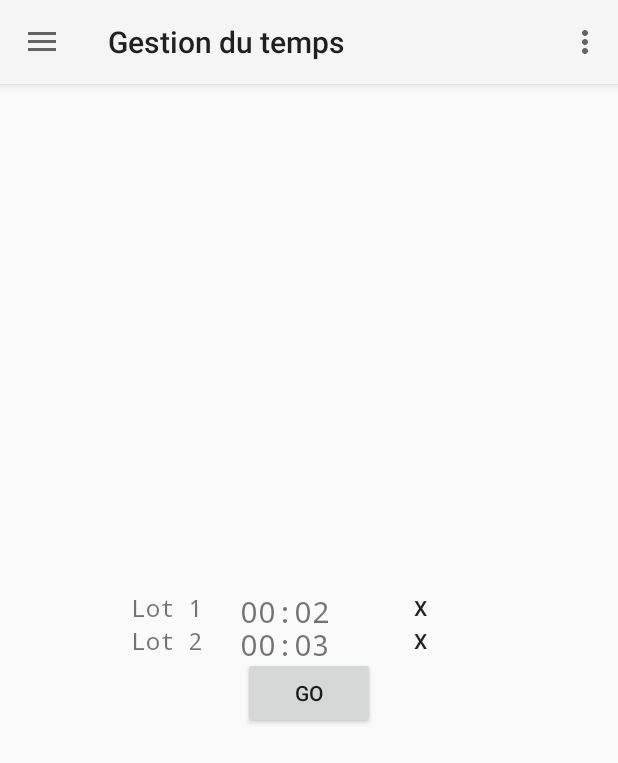
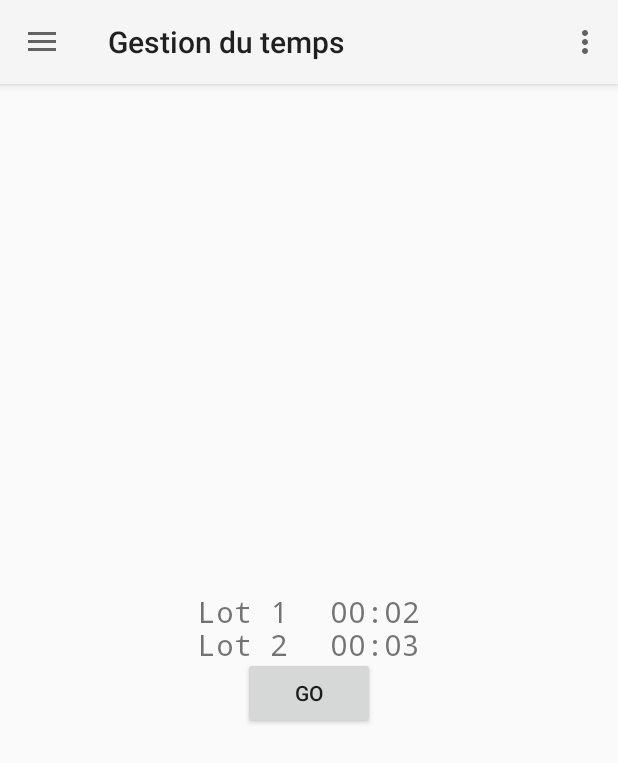
Before and after one commit to AdrienMDevMobile/FresquePenseBete, an Android app: the screen it shows after launch (Main_activity), in the side drawer, after a tap on "Gestion du temps", on a phone screen of 412 x 824 dp. Shown: the top 763 px of the screen. Run offline under Robolectric (Android 15) with nearby library versions, the phone set to English and light mode, and no system bars; our stand-ins replace Dagger/Hilt's generated code, navigation-ui.

Commit message:
1.5.4.1 Quelques modifications d'affichage.

```diff
--- a/app/build.gradle
+++ b/app/build.gradle
@@ -62,8 +62,11 @@ dependencies {
     def mockito_version = '3.5.5' // For local unit tests on your development machine
     testImplementation "org.mockito:mockito-core:$mockito_version" // For instrumentation tests on Android devices and emulators
     androidTestImplementation "org.mockito:mockito-android:$mockito_version"
+
+    //Pour Android Test rules (ActivityTestRule)
     androidTestImplementation 'com.android.support.test:runner:1.0.2'
     androidTestImplementation 'com.android.support.test:rules:1.0.2'
+
     androidTestImplementation 'com.android.support:support-annotations:28.0.0'
     androidTestImplementation "androidx.navigation:navigation-testing:$navigation_version"
     //https://github.com/android/android-test/issues/731
--- a/app/src/main/res/layout/timer_view_item.xml
+++ b/app/src/main/res/layout/timer_view_item.xml
@@ -4,7 +4,8 @@ android:layout_width="match_parent"
 android:layout_height="@dimen/timer_item_height"
 android:layout_marginLeft="@dimen/timer_margin_medium"
 android:layout_marginRight="@dimen/timer_margin_medium"
-android:gravity="center_vertical">
+android:gravity="center_vertical"
+xmlns:tools="http://schemas.android.com/tools">
 
     <TextView
         android:id="@+id/tv_timer_name"
@@ -12,20 +13,22 @@ android:gravity="center_vertical">
         android:layout_height="match_parent"
         android:layout_marginLeft="@dimen/timer_margin_medium"
         android:layout_marginRight="@dimen/timer_margin_medium"
-        android:text="@string/ph_timer_name"
         android:textSize="@dimen/timer_size_name"
-        android:fontFamily="monospace"/>
+        android:fontFamily="monospace"
+        tools:text="TimerName"/>
+
 
     <TextView
         android:id="@+id/tv_timer_value"
         android:layout_width="wrap_content"
         android:layout_height="match_parent"
-        android:text="@string/ph_timer_name"
         android:layout_marginLeft="@dimen/timer_margin_medium"
         android:layout_marginRight="@dimen/timer_margin_medium"
         android:fontFamily="monospace"
-        android:textSize="@dimen/timer_size_value"/>
+        android:textSize="@dimen/timer_size_value"
+        tools:text="00:00"/>
 
+    <!--
     <Button
         android:layout_width="wrap_content"
         android:layout_height="match_parent"
@@ -33,6 +36,6 @@ android:gravity="center_vertical">
         android:layout_marginLeft="@dimen/timer_margin_medium"
         android:layout_marginRight="@dimen/timer_margin_medium"
         android:background="@null"
-        />
+        /> -->
 
 </LinearLayout>
--- a/app/src/main/res/navigation/mobile_navigation.xml
+++ b/app/src/main/res/navigation/mobile_navigation.xml
@@ -3,8 +3,7 @@
     xmlns:app="http://schemas.android.com/apk/res-auto"
     xmlns:tools="http://schemas.android.com/tools"
     android:id="@+id/mobile_navigation"
-    app:startDestination="@+id/nav_relation"
-    tools:ignore="UnusedNavigation">
+    app:startDestination="@+id/nav_relation">
 
     <fragment
         android:id="@+id/nav_relation"
--- a/app/src/main/res/values/dimens.xml
+++ b/app/src/main/res/values/dimens.xml
@@ -13,6 +13,6 @@
     <!-- Timer's view items -->
     <dimen name="timer_item_height">22sp</dimen>
     <dimen name="timer_margin_medium">8sp</dimen>
-    <dimen name="timer_size_name">16sp</dimen>
+    <dimen name="timer_size_name">20sp</dimen>
     <dimen name="timer_size_value">20sp</dimen>
 </resources>
```
